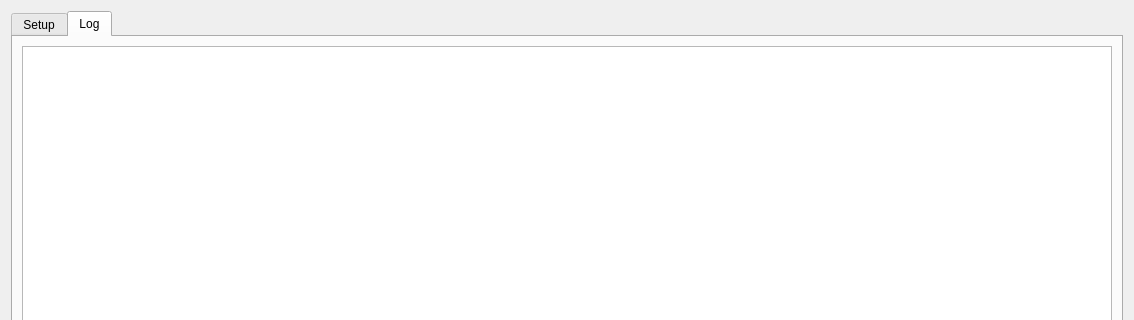
Above: main_dialog.ui from DiPaolo/watchdog-yt-uploader before the change; both pictures show x 0 to 1134 and y 0 to 320 of the 1134 by 776 pixel window. Below: the same form after it.
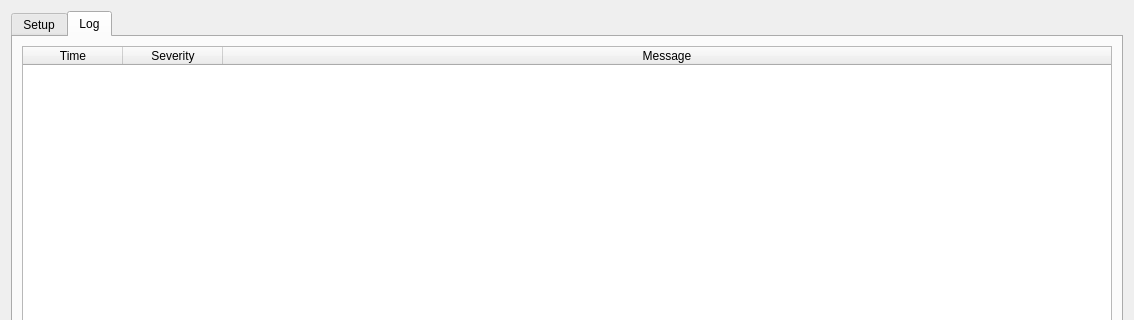
That is the form after the change. The open tabs and pages were chosen to show the change.

Commit message: logging into log UI element

```diff
--- a/main_dialog.ui
+++ b/main_dialog.ui
@@ -272,7 +272,26 @@
       </attribute>
       <layout class="QGridLayout" name="gridLayout_3">
        <item row="0" column="0">
-        <widget class="QTableWidget" name="log_list"/>
+        <widget class="QTableWidget" name="log_list">
+         <attribute name="horizontalHeaderStretchLastSection">
+          <bool>true</bool>
+         </attribute>
+         <column>
+          <property name="text">
+           <string>Time</string>
+          </property>
+         </column>
+         <column>
+          <property name="text">
+           <string>Severity</string>
+          </property>
+         </column>
+         <column>
+          <property name="text">
+           <string>Message</string>
+          </property>
+         </column>
+        </widget>
        </item>
       </layout>
      </widget>
```
The commit also changes 3 other files.
